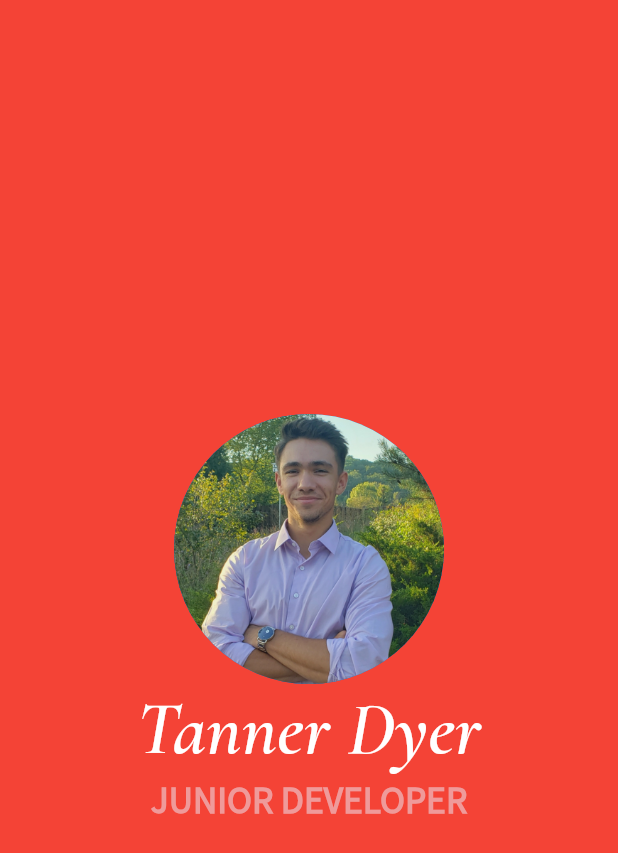
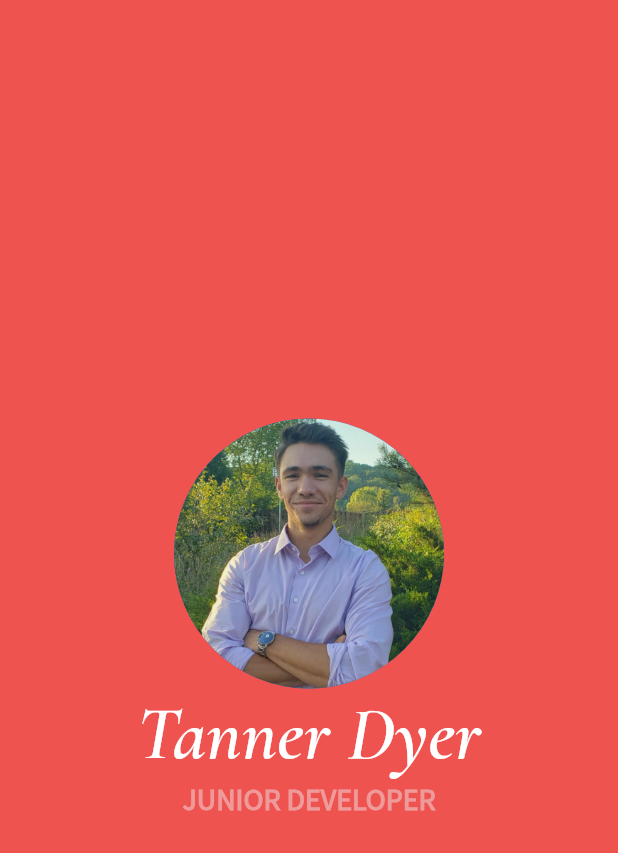
Before and after one commit to tddyer/biz-me, a Flutter app: the screen it shows after launch, on a phone screen of 412 x 824 dp. Shown: the top 853 px of the screen. Run offline on Flutter 3.47's test engine with Material 2 defaults, Android fonts, the phone set to English and light mode, and no system bars.

Commit message:
updated background color

```diff
--- a/lib/main.dart
+++ b/lib/main.dart
@@ -9,7 +9,7 @@ class MyApp extends StatelessWidget {
   Widget build(BuildContext context) {
     return MaterialApp(
       home: Scaffold(
-        backgroundColor: Colors.red[500],
+        backgroundColor: Colors.red[400],
         body: SafeArea(
           child: Center(
             child: Column(
@@ -31,7 +31,7 @@ class MyApp extends StatelessWidget {
                 Text(
                   'JUNIOR DEVELOPER',
                   style: TextStyle(
-                    fontSize: 25.0,
+                    fontSize: 20.0,
                     fontWeight: FontWeight.bold,
                     color: Colors.red[200],
                     fontFamily: 'Source Sans Pro',
```
